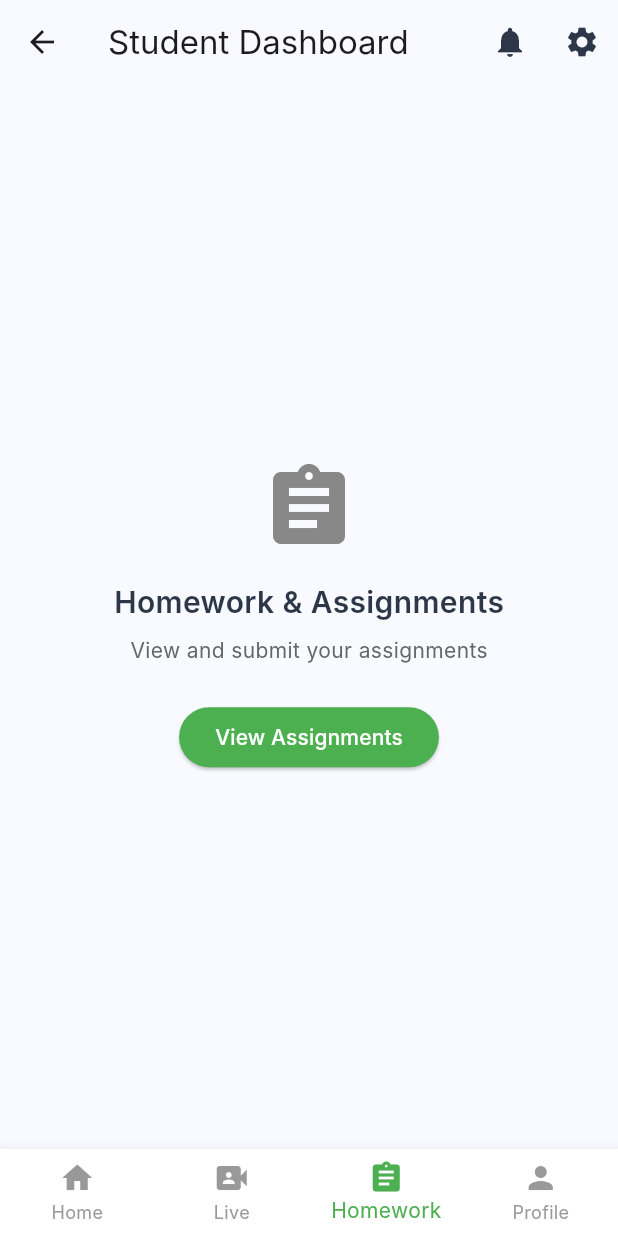
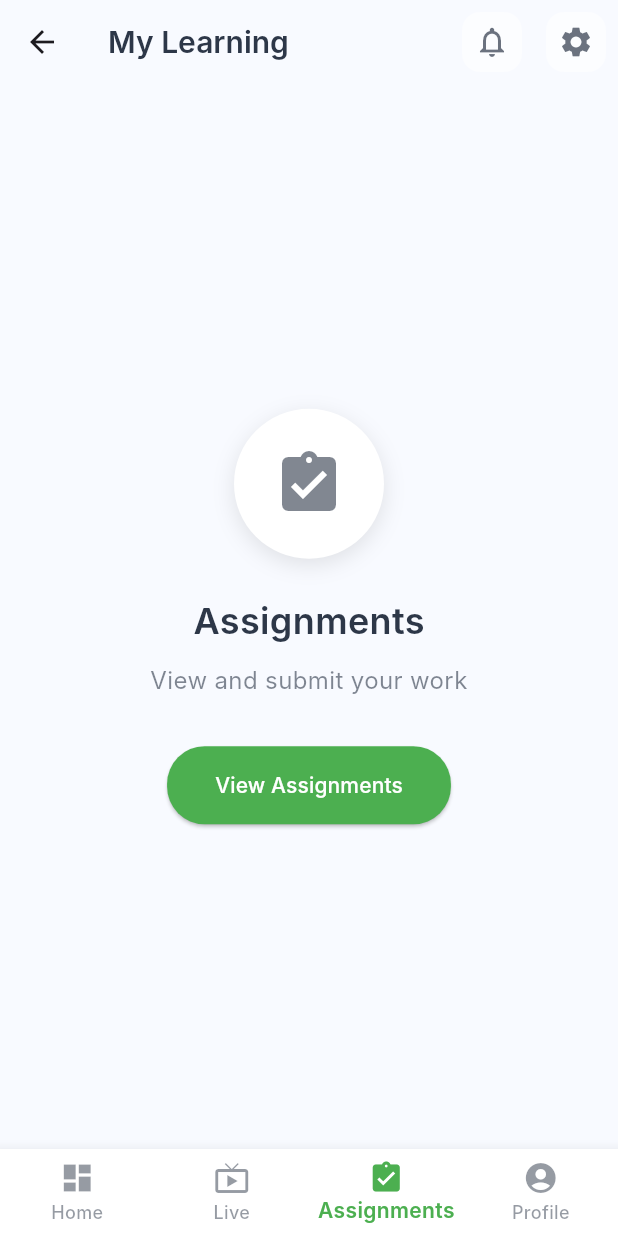
Before and after one commit to NathiDEV-dot/PracticeRepo, a Flutter app: the StudentDashboard screen opened by its route, item 3 of the bottom bar chosen, on a phone screen of 412 x 824 dp. Run offline on Flutter 3.47's test engine with Material 3 defaults, Android fonts, the phone set to English and light mode, and no system bars; Roboto replaces fonts that are missing (Inter).

Commit message:
updated student dashboard

```diff
--- a/lib/pages/student/dashboard.dart
+++ b/lib/pages/student/dashboard.dart
@@ -10,27 +10,62 @@ class StudentDashboard extends StatefulWidget {
 class _StudentDashboardState extends State<StudentDashboard> {
   int _currentIndex = 0;
 
+  // Custom icons for better visual communication
+  final Map<String, IconData> _customIcons = {
+    'home': Icons.dashboard,
+    'live': Icons.live_tv,
+    'assignments': Icons.assignment_turned_in,
+    'profile': Icons.account_circle,
+    'math': Icons.calculate,
+    'science': Icons.science,
+    'progress': Icons.trending_up,
+    'notifications': Icons.notifications_none,
+    'settings': Icons.settings,
+    'video': Icons.play_circle_filled,
+    'record': Icons.video_call,
+    'time': Icons.access_time,
+    'calendar': Icons.calendar_today,
+  };
+
   @override
   Widget build(BuildContext context) {
     return Scaffold(
       backgroundColor: _getBackgroundColor(),
       appBar: AppBar(
-        title: const Text('Student Dashboard'),
+        title: Text(
+          'My Learning',
+          style: TextStyle(
+            fontSize: 20,
+            fontWeight: FontWeight.w600,
+            color: _getTextColor(),
+          ),
+        ),
         backgroundColor: Colors.transparent,
         elevation: 0,
+        centerTitle: false,
         actions: [
-          IconButton(
-            icon: Icon(Icons.notifications, color: _getTextColor()),
-            onPressed: () {},
-          ),
-          IconButton(
-            icon: Icon(Icons.settings, color: _getTextColor()),
-            onPressed: () {},
-          ),
+          _buildIconButton(_customIcons['notifications']!),
+          _buildIconButton(_customIcons['settings']!),
         ],
       ),
       body: _buildBody(),
       bottomNavigationBar: _buildBottomNavigationBar(),
+    );
+  }
+
+  Widget _buildIconButton(IconData icon) {
+    return Container(
+      margin: const EdgeInsets.symmetric(horizontal: 4),
+      child: IconButton(
+        icon: Icon(icon, color: _getTextColor().withOpacity(0.7)),
+        onPressed: () {},
+        style: IconButton.styleFrom(
+          backgroundColor: _getCardColor().withOpacity(0.5),
+          shape: RoundedRectangleBorder(
+            borderRadius: BorderRadius.circular(12),
+          ),
+        ),
+      ),
     );
   }
 
@@ -55,33 +90,96 @@ class _StudentDashboardState extends State<StudentDashboard> {
       child: Column(
         crossAxisAlignment: CrossAxisAlignment.start,
         children: [
-          // Welcome Header
-          Row(
+          // Welcome Section
+          _buildWelcomeSection(),
+          const SizedBox(height: 24),
+
+          // Progress Section
+          _buildProgressSection(),
+          const SizedBox(height: 24),
+
+          // Today's Activities
+          _buildSectionHeader('Today\'s Activities'),
+          const SizedBox(height: 16),
+          _buildActivityCard(
+            'Algebra Basics',
+            'Math',
+            Icons.calculate,
+            '15 min',
+            'Watch Now',
+            const Color(0xFF2196F3),
+            onTap: () => Navigator.pushNamed(context, '/student/lesson'),
+          ),
+          const SizedBox(height: 12),
+          _buildActivityCard(
+            'Science Lab Report',
+            'Science',
+            Icons.science,
+            '30 min',
+            'Record Video',
+            const Color(0xFFFF9800),
+            onTap: () => Navigator.pushNamed(context, '/student/homework'),
+          ),
+          const SizedBox(height: 24),
+
+          // Upcoming Sessions
+          _buildSectionHeader('Live Sessions Today'),
+          const SizedBox(height: 16),
+          _buildSessionItem('Math Help Session', '3:00 PM', Icons.calculate),
+          _buildSessionItem('Science Review', '4:30 PM', Icons.science),
+        ],
+      ),
+    );
+  }
+
+  Widget _buildWelcomeSection() {
+    return Container(
+      padding: const EdgeInsets.all(16),
+      decoration: BoxDecoration(
+        color: _getCardColor(),
+        borderRadius: BorderRadius.circular(16),
+        boxShadow: [
+          BoxShadow(
+            color: Colors.black.withOpacity(0.05),
+            blurRadius: 8,
+            offset: const Offset(0, 2),
+          ),
+        ],
+      ),
+      child: Row(
         children: [
-              CircleAvatar(
-                radius: 25,
-                backgroundColor: const Color(0xFF4CAF50)
-                    .withAlpha(26), // 0.1 opacity = 26 alpha
-                child: const Icon(Icons.person, color: Color(0xFF4CAF50)),
+          Container(
+            width: 50,
+            height: 50,
+            decoration: BoxDecoration(
+              color: const Color(0xFF4CAF50).withOpacity(0.1),
+              shape: BoxShape.circle,
             ),
-              const SizedBox(width: 12),
+            child: Icon(
+              Icons.school,
+              color: const Color(0xFF4CAF50),
+              size: 24,
+            ),
+          ),
+          const SizedBox(width: 16),
           Expanded(
             child: Column(
               crossAxisAlignment: CrossAxisAlignment.start,
               children: [
                 Text(
-                      'Sarah (Student)',
+                  'Welcome Back!',
                   style: TextStyle(
-                        fontSize: 18,
+                    fontSize: 16,
                     fontWeight: FontWeight.w600,
                     color: _getTextColor(),
                   ),
                 ),
+                const SizedBox(height: 4),
                 Text(
-                      'Grade 10 • Progress: 85% Complete',
+                  'Grade 10 • 85% Complete',
                   style: TextStyle(
                     fontSize: 14,
-                        color: _getSecondaryTextColor(),
+                    color: _getTextColor().withOpacity(0.6),
                   ),
                 ),
               ],
@@ -89,115 +187,106 @@ class _StudentDashboardState extends State<StudentDashboard> {
           ),
         ],
       ),
-          const SizedBox(height: 24),
+    );
+  }
 
-          // Progress Bar
-          Container(
-            padding: const EdgeInsets.all(16),
+  Widget _buildProgressSection() {
+    return Container(
+      padding: const EdgeInsets.all(20),
       decoration: BoxDecoration(
         color: _getCardColor(),
-              borderRadius: BorderRadius.circular(12),
-              border: Border.all(color: _getBorderColor()),
+        borderRadius: BorderRadius.circular(16),
+        boxShadow: [
+          BoxShadow(
+            color: Colors.black.withOpacity(0.05),
+            blurRadius: 8,
+            offset: const Offset(0, 2),
+          ),
+        ],
       ),
       child: Column(
         crossAxisAlignment: CrossAxisAlignment.start,
         children: [
+          Row(
+            children: [
+              Icon(
+                Icons.trending_up,
+                color: const Color(0xFF4CAF50),
+                size: 20,
+              ),
+              const SizedBox(width: 8),
+              Text(
+                'Learning Progress',
+                style: TextStyle(
+                  fontSize: 16,
+                  fontWeight: FontWeight.w600,
+                  color: _getTextColor(),
+                ),
+              ),
+            ],
+          ),
+          const SizedBox(height: 16),
+          Stack(
+            children: [
+              Container(
+                height: 8,
+                decoration: BoxDecoration(
+                  color: _getBorderColor(),
+                  borderRadius: BorderRadius.circular(4),
+                ),
+              ),
+              Container(
+                height: 8,
+                width: MediaQuery.of(context).size.width * 0.85,
+                decoration: BoxDecoration(
+                  color: const Color(0xFF4CAF50),
+                  borderRadius: BorderRadius.circular(4),
+                ),
+              ),
+            ],
+          ),
+          const SizedBox(height: 8),
           Row(
             mainAxisAlignment: MainAxisAlignment.spaceBetween,
             children: [
               Text(
                 'Overall Progress',
                 style: TextStyle(
-                        fontSize: 16,
-                        fontWeight: FontWeight.w600,
-                        color: _getTextColor(),
+                  fontSize: 14,
+                  color: _getTextColor().withOpacity(0.6),
                 ),
               ),
-                    const Text(
+              Text(
                 '85%',
                 style: TextStyle(
-                        fontSize: 16,
+                  fontSize: 14,
                   fontWeight: FontWeight.w700,
-                        color: Color(0xFF4CAF50),
+                  color: const Color(0xFF4CAF50),
                 ),
               ),
             ],
           ),
-                const SizedBox(height: 8),
-                ClipRRect(
-                  borderRadius: BorderRadius.circular(10),
-                  child: LinearProgressIndicator(
-                    value: 0.85,
-                    backgroundColor: _getBorderColor(),
-                    color: const Color(0xFF4CAF50),
-                    minHeight: 8,
-                  ),
-                ),
         ],
       ),
-          ),
-          const SizedBox(height: 24),
+    );
+  }
 
-          // My Learning Section
-          Text(
-            '📚 MY LEARNING',
+  Widget _buildSectionHeader(String title) {
+    return Text(
+      title.toUpperCase(),
       style: TextStyle(
-              fontSize: 18,
+        fontSize: 14,
         fontWeight: FontWeight.w700,
-              color: _getTextColor(),
-            ),
-          ),
-          const SizedBox(height: 16),
-
-          // Today's Activities
-          Text(
-            '🎯 TODAY\'S ACTIVITIES:',
-            style: TextStyle(
-              fontSize: 16,
-              fontWeight: FontWeight.w600,
-              color: _getTextColor(),
-            ),
-          ),
-          const SizedBox(height: 12),
-          _buildActivityCard(
-            '📹 Math: Algebra Basics',
-            'Due: Today',
-            '⏱️ 15 min',
-            '▶️ Watch Now',
-            const Color(0xFF2196F3),
-            onTap: () => Navigator.pushNamed(context, '/student/lesson'),
-          ),
-          const SizedBox(height: 12),
-          _buildActivityCard(
-            '📝 Science Lab Report',
-            'Due: Tomorrow',
-            '⏱️ 30 min',
-            '🎥 Record',
-            const Color(0xFFFF9800),
-            onTap: () => Navigator.pushNamed(context, '/student/homework'),
-          ),
-          const SizedBox(height: 24),
-
-          // Live Sessions
-          Text(
-            '📅 LIVE SESSIONS:',
-            style: TextStyle(
-              fontSize: 16,
-              fontWeight: FontWeight.w600,
-              color: _getTextColor(),
-            ),
-          ),
-          const SizedBox(height: 12),
-          _buildLiveSessionItem('Math Help Session - 3:00 PM'),
-          _buildLiveSessionItem('Science Review - 4:30 PM'),
-        ],
+        color: _getTextColor().withOpacity(0.5),
+        letterSpacing: 1.2,
       ),
     );
   }
 
   Widget _buildActivityCard(
     String title,
-    String due,
+    String subject,
+    IconData icon,
     String duration,
     String action,
     Color color, {
@@ -209,26 +298,27 @@ class _StudentDashboardState extends State<StudentDashboard> {
         padding: const EdgeInsets.all(16),
         decoration: BoxDecoration(
           color: _getCardColor(),
-          borderRadius: BorderRadius.circular(12),
-          border: Border.all(color: _getBorderColor()),
+          borderRadius: BorderRadius.circular(16),
+          boxShadow: [
+            BoxShadow(
+              color: Colors.black.withOpacity(0.05),
+              blurRadius: 8,
+              offset: const Offset(0, 2),
             ),
-        child: Column(
-          crossAxisAlignment: CrossAxisAlignment.start,
-          children: [
-            Row(
+          ],
+        ),
+        child: Row(
           children: [
             Container(
-                  padding: const EdgeInsets.all(8),
+              width: 48,
+              height: 48,
               decoration: BoxDecoration(
-                    color: color.withAlpha(26), // 0.1 opacity = 26 alpha
-                    borderRadius: BorderRadius.circular(8),
+                color: color.withOpacity(0.1),
+                borderRadius: BorderRadius.circular(12),
               ),
-                  child: Text(
-                    title.split(' ')[0], // Emoji
-                    style: const TextStyle(fontSize: 16),
+              child: Icon(icon, color: color, size: 24),
             ),
-                ),
-                const SizedBox(width: 12),
+            const SizedBox(width: 16),
             Expanded(
               child: Column(
                 crossAxisAlignment: CrossAxisAlignment.start,
@@ -241,34 +331,41 @@ class _StudentDashboardState extends State<StudentDashboard> {
                       color: _getTextColor(),
                     ),
                   ),
+                  const SizedBox(height: 4),
                   Text(
-                        due,
+                    subject,
                     style: TextStyle(
                       fontSize: 14,
-                          color: _getSecondaryTextColor(),
+                      color: _getTextColor().withOpacity(0.6),
                     ),
                   ),
                 ],
               ),
             ),
-              ],
+            Column(
+              crossAxisAlignment: CrossAxisAlignment.end,
+              children: [
+                Row(
+                  children: [
+                    Icon(
+                      Icons.access_time,
+                      size: 16,
+                      color: _getTextColor().withOpacity(0.4),
                     ),
-            const SizedBox(height: 12),
-            Row(
-              mainAxisAlignment: MainAxisAlignment.spaceBetween,
-              children: [
+                    const SizedBox(width: 4),
                     Text(
                       duration,
                       style: TextStyle(
-                    fontSize: 14,
-                    color: _getTertiaryTextColor(),
+                        fontSize: 12,
+                        color: _getTextColor().withOpacity(0.6),
                       ),
                     ),
+                  ],
+                ),
+                const SizedBox(height: 8),
                 Container(
-                  padding: const EdgeInsets.symmetric(
-                    horizontal: 12,
-                    vertical: 6,
-                  ),
+                  padding:
+                      const EdgeInsets.symmetric(horizontal: 12, vertical: 6),
                   decoration: BoxDecoration(
                     color: color,
                     borderRadius: BorderRadius.circular(20),
@@ -276,7 +373,7 @@ class _StudentDashboardState extends State<StudentDashboard> {
                   child: Text(
                     action,
                     style: const TextStyle(
-                      fontSize: 14,
+                      fontSize: 12,
                       fontWeight: FontWeight.w600,
                       color: Colors.white,
                     ),
@@ -290,29 +387,70 @@ class _StudentDashboardState extends State<StudentDashboard> {
     );
   }
 
-  Widget _buildLiveSessionItem(String session) {
+  Widget _buildSessionItem(String title, String time, IconData icon) {
     return Container(
-      margin: const EdgeInsets.only(bottom: 8),
-      padding: const EdgeInsets.all(12),
+      margin: const EdgeInsets.only(bottom: 12),
+      padding: const EdgeInsets.all(16),
       decoration: BoxDecoration(
         color: _getCardColor(),
-        borderRadius: BorderRadius.circular(8),
+        borderRadius: BorderRadius.circular(12),
         border: Border.all(color: _getBorderColor()),
       ),
       child: Row(
         children: [
-          const Icon(Icons.circle, color: Colors.green, size: 8),
-          const SizedBox(width: 12),
+          Container(
+            width: 40,
+            height: 40,
+            decoration: BoxDecoration(
+              color: const Color(0xFF4CAF50).withOpacity(0.1),
+              borderRadius: BorderRadius.circular(8),
+            ),
+            child: Icon(icon, color: const Color(0xFF4CAF50), size: 20),
+          ),
+          const SizedBox(width: 16),
           Expanded(
-            child: Text(
-              session,
-              style: TextStyle(fontSize: 14, color: _getTextColor()),
+            child: Column(
+              crossAxisAlignment: CrossAxisAlignment.start,
+              children: [
+                Text(
+                  title,
+                  style: TextStyle(
+                    fontSize: 14,
+                    fontWeight: FontWeight.w600,
+                    color: _getTextColor(),
                   ),
                 ),
-          Icon(
-            Icons.arrow_forward_ios,
-            color: _getQuaternaryTextColor(),
-            size: 16,
+                const SizedBox(height: 2),
+                Text(
+                  time,
+                  style: TextStyle(
+                    fontSize: 12,
+                    color: _getTextColor().withOpacity(0.6),
+                  ),
+                ),
+              ],
+            ),
+          ),
+          Container(
+            padding: const EdgeInsets.symmetric(horizontal: 12, vertical: 6),
+            decoration: BoxDecoration(
+              color: const Color(0xFF4CAF50).withOpacity(0.1),
+              borderRadius: BorderRadius.circular(16),
+            ),
+            child: Row(
+              children: [
+                Icon(Icons.circle, color: Colors.green, size: 8),
+                const SizedBox(width: 6),
+                Text(
+                  'LIVE',
+                  style: TextStyle(
+                    fontSize: 12,
+                    fontWeight: FontWeight.w700,
+                    color: const Color(0xFF4CAF50),
+                  ),
+                ),
+              ],
+            ),
           ),
         ],
       ),
@@ -320,107 +458,102 @@ class _StudentDashboardState extends State<StudentDashboard> {
   }
 
   Widget _buildLiveSessionsTab() {
+    return _buildPlaceholderTab(
+      Icons.live_tv,
+      'Live Sessions',
+      'Join scheduled sessions with educators',
+      'View Schedule',
+      () => Navigator.pushNamed(context, '/student/live-session'),
+    );
+  }
+
+  Widget _buildHomeworkTab() {
+    return _buildPlaceholderTab(
+      Icons.assignment_turned_in,
+      'Assignments',
+      'View and submit your work',
+      'View Assignments',
+      () => Navigator.pushNamed(context, '/student/homework'),
+    );
+  }
+
+  Widget _buildProfileTab() {
+    return _buildPlaceholderTab(
+      Icons.account_circle,
+      'Profile',
+      'Manage your account and progress',
+      'Edit Profile',
+      () {},
+    );
+  }
+
+  Widget _buildPlaceholderTab(
+    IconData icon,
+    String title,
+    String subtitle,
+    String buttonText,
+    VoidCallback onPressed,
+  ) {
     return Center(
+      child: Padding(
+        padding: const EdgeInsets.all(32.0),
         child: Column(
           mainAxisAlignment: MainAxisAlignment.center,
           children: [
-          Icon(
-            Icons.video_camera_front,
-            size: 64,
-            color: _getTertiaryTextColor(),
+            Container(
+              width: 100,
+              height: 100,
+              decoration: BoxDecoration(
+                color: _getCardColor(),
+                shape: BoxShape.circle,
+                boxShadow: [
+                  BoxShadow(
+                    color: Colors.black.withOpacity(0.1),
+                    blurRadius: 12,
+                    offset: const Offset(0, 4),
                   ),
-          const SizedBox(height: 16),
+                ],
+              ),
+              child: Icon(
+                icon,
+                size: 48,
+                color: _getTextColor().withOpacity(0.6),
+              ),
+            ),
+            const SizedBox(height: 24),
             Text(
-            'Live Sessions',
+              title,
               style: TextStyle(
-              fontSize: 20,
+                fontSize: 24,
                 fontWeight: FontWeight.w600,
                 color: _getTextColor(),
               ),
             ),
-          const SizedBox(height: 8),
+            const SizedBox(height: 12),
             Text(
-            'Join scheduled live sessions with educators',
-            style: TextStyle(color: _getSecondaryTextColor()),
+              subtitle,
+              textAlign: TextAlign.center,
+              style: TextStyle(
+                fontSize: 16,
+                color: _getTextColor().withOpacity(0.6),
               ),
-          const SizedBox(height: 24),
+            ),
+            const SizedBox(height: 32),
             ElevatedButton(
-            onPressed: () =>
-                Navigator.pushNamed(context, '/student/live-session'),
+              onPressed: onPressed,
               style: ElevatedButton.styleFrom(
                 backgroundColor: const Color(0xFF4CAF50),
                 foregroundColor: Colors.white,
+                padding:
+                    const EdgeInsets.symmetric(horizontal: 32, vertical: 16),
+                shape: RoundedRectangleBorder(
+                  borderRadius: BorderRadius.circular(25),
                 ),
-            child: const Text('View Live Sessions'),
+              ),
+              child: Text(buttonText),
             ),
           ],
         ),
-    );
-  }
-
-  Widget _buildHomeworkTab() {
-    return Center(
-      child: Column(
-        mainAxisAlignment: MainAxisAlignment.center,
-        children: [
-          Icon(
-            Icons.assignment,
-            size: 64,
-            color: _getTertiaryTextColor(),
-          ),
-          const SizedBox(height: 16),
-          Text(
-            'Homework & Assignments',
-            style: TextStyle(
-              fontSize: 20,
-              fontWeight: FontWeight.w600,
-              color: _getTextColor(),
-            ),
-          ),
-          const SizedBox(height: 8),
-          Text(
-            'View and submit your assignments',
-            style: TextStyle(color: _getSecondaryTextColor()),
-          ),
-          const SizedBox(height: 24),
-          ElevatedButton(
-            onPressed: () => Navigator.pushNamed(context, '/student/homework'),
-            style: ElevatedButton.styleFrom(
-              backgroundColor: const Color(0xFF4CAF50),
-              foregroundColor: Colors.white,
-            ),
-            child: const Text('View Assignments'),
-          ),
-        ],
-      ),
-    );
-  }
-
-  Widget _buildProfileTab() {
-    return Center(
-      child: Column(
-        mainAxisAlignment: MainAxisAlignment.center,
-        children: [
-          Icon(
-            Icons.person,
-            size: 64,
-            color: _getTertiaryTextColor(),
-          ),
-          const SizedBox(height: 16),
-          Text(
-            'Student Profile',
-            style: TextStyle(
-              fontSize: 20,
-              fontWeight: FontWeight.w600,
-              color: _getTextColor(),
-            ),
-          ),
-          const SizedBox(height: 8),
-          Text(
-            'Manage your account and settings',
-            style: TextStyle(color: _getSecondaryTextColor()),
-          ),
-        ],
       ),
     );
   }
@@ -432,18 +565,26 @@ class _StudentDashboardState extends State<StudentDashboard> {
       type: BottomNavigationBarType.fixed,
       backgroundColor: _getCardColor(),
       selectedItemColor: const Color(0xFF4CAF50),
-      unselectedItemColor: _getQuaternaryTextColor(),
-      items: const [
-        BottomNavigationBarItem(icon: Icon(Icons.home), label: 'Home'),
+      unselectedItemColor: _getTextColor().withOpacity(0.5),
+      selectedLabelStyle: const TextStyle(fontWeight: FontWeight.w600),
+      unselectedLabelStyle: const TextStyle(fontWeight: FontWeight.w500),
+      items: [
         BottomNavigationBarItem(
-          icon: Icon(Icons.video_camera_front),
+          icon: Icon(_customIcons['home']!),
+          label: 'Home',
+        ),
+        BottomNavigationBarItem(
+          icon: Icon(_customIcons['live']!),
           label: 'Live',
         ),
         BottomNavigationBarItem(
-          icon: Icon(Icons.assignment),
-          label: 'Homework',
+          icon: Icon(_customIcons['assignments']!),
+          label: 'Assignments',
         ),
-        BottomNavigationBarItem(icon: Icon(Icons.person), label: 'Profile'),
+        BottomNavigationBarItem(
+          icon: Icon(_customIcons['profile']!),
+          label: 'Profile',
+        ),
       ],
     );
   }
@@ -471,28 +612,4 @@ class _StudentDashboardState extends State<StudentDashboard> {
         ? const Color(0xFF333344)
         : const Color(0xFFE2E8F0);
   }
-
-  // Method for secondary text
-  Color _getSecondaryTextColor() {
-    return Theme.of(context).brightness == Brightness.dark
-        ? const Color(0xFFB3B3B3) // Equivalent to white.withOpacity(0.7)
-        : const Color(
-            0xFF666666); // Equivalent to Color(0xFF2D3748).withOpacity(0.7)
 }
-
-  // Method for tertiary text
-  Color _getTertiaryTextColor() {
-    return Theme.of(context).brightness == Brightness.dark
-        ? const Color(0xFF999999) // Equivalent to white.withOpacity(0.6)
-        : const Color(
-            0xFF888888); // Equivalent to Color(0xFF2D3748).withOpacity(0.6)
-  }
-
-  // Method for quaternary text
-  Color _getQuaternaryTextColor() {
-    return Theme.of(context).brightness == Brightness.dark
-        ? const Color(0xFF808080) // Equivalent to white.withOpacity(0.5)
-        : const Color(
-            0xFF999999); // Equivalent to Color(0xFF2D3748).withOpacity(0.5)
-  }
-}
```
Lines whose indentation alone changed are shown as unchanged.
